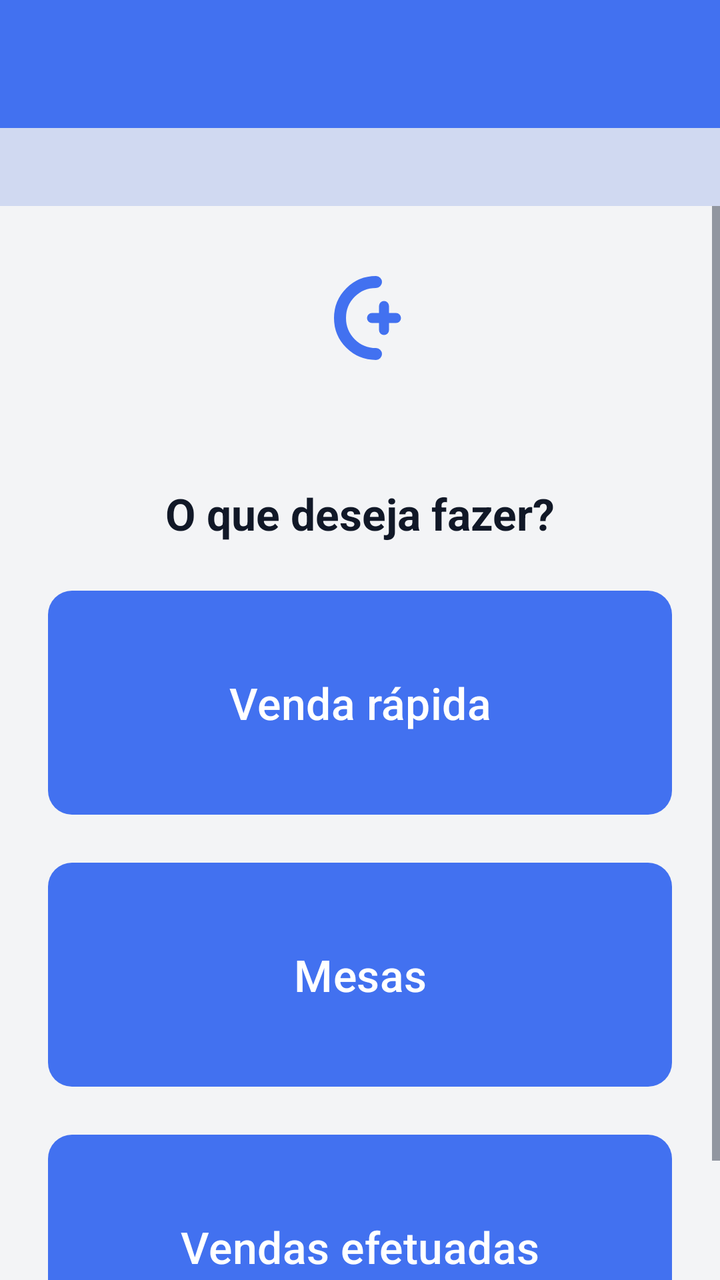
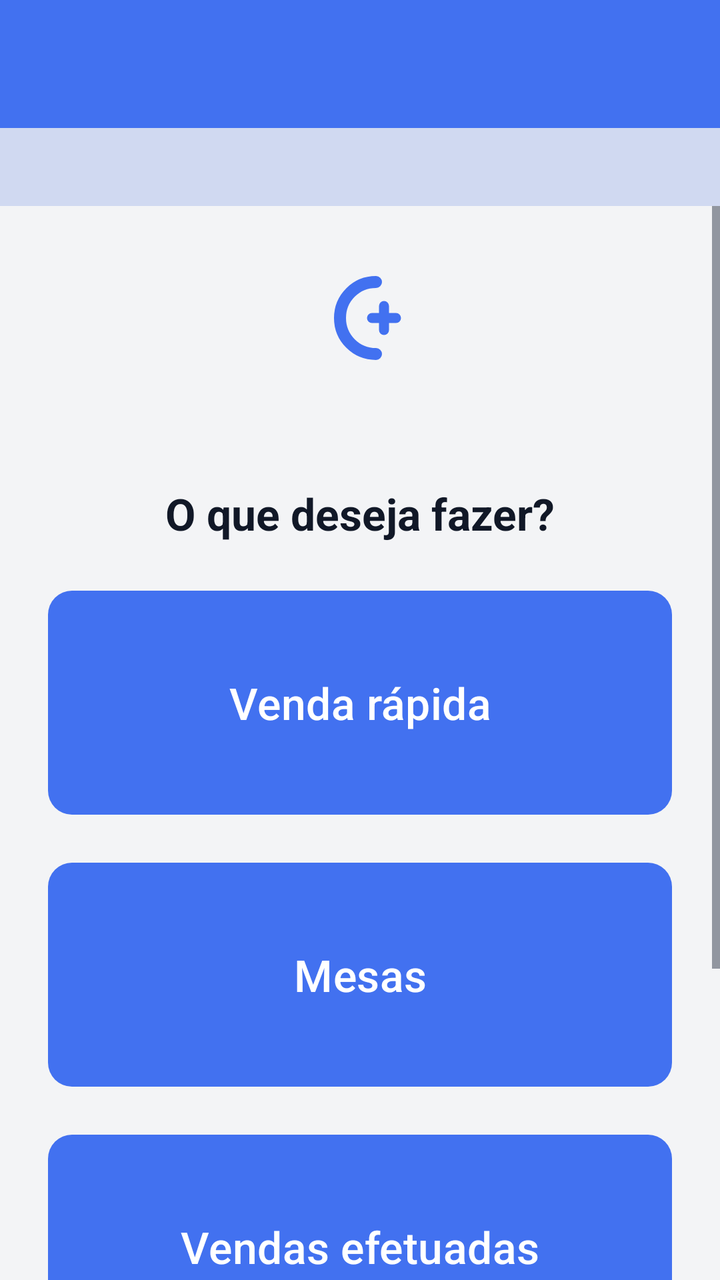

The first picture is an Android layout as it rendered before a commit; the second is the same layout after the commit. The layout source and the unified diff follow.
<!-- AndroidManifest.xml: application theme Theme.POSmaisgestao -->
<!-- res/layout/activity_home.xml -->
<?xml version="1.0" encoding="utf-8"?>
<LinearLayout xmlns:android="http://schemas.android.com/apk/res/android"
    xmlns:app="http://schemas.android.com/apk/res-auto"
    android:layout_width="match_parent"
    android:layout_height="match_parent"
    android:background="@color/surface"
    android:orientation="vertical">

    <com.google.android.material.appbar.MaterialToolbar
        android:id="@+id/toolbarHome"
        android:layout_width="match_parent"
        android:layout_height="?attr/actionBarSize"
        android:background="@color/primary"
        android:theme="@style/ThemeOverlay.Material3.Dark.ActionBar"
        app:titleTextColor="@color/white" />

    <TextView
        android:id="@+id/txtStatusCaixa"
        android:layout_width="match_parent"
        android:layout_height="wrap_content"
        android:background="@color/accent"
        android:gravity="center"
        android:padding="10dp"
        android:textColor="@color/foreground"
        android:textStyle="bold" />

    <TextView
        android:id="@+id/txtSyncPendente"
        android:layout_width="match_parent"
        android:layout_height="wrap_content"
        android:gravity="center"
        android:padding="6dp"
        android:textColor="@color/muted_foreground"
        android:visibility="gone" />

    <ScrollView
        android:layout_width="match_parent"
        android:layout_height="0dp"
        android:layout_weight="1"
        android:fillViewport="true">

        <LinearLayout
            android:layout_width="match_parent"
            android:layout_height="wrap_content"
            android:gravity="center"
            android:orientation="vertical"
            android:padding="24dp">

            <ImageView
                android:layout_width="64dp"
                android:layout_height="64dp"
                android:contentDescription="@string/brand_name"
                android:src="@drawable/ic_c_plus_brand" />

            <TextView
                android:id="@+id/txtEmpresaHome"
                android:layout_width="match_parent"
                android:layout_height="wrap_content"
                android:layout_marginTop="8dp"
                android:gravity="center"
                android:textColor="@color/muted_foreground"
                android:textSize="14sp" />

            <TextView
                android:layout_width="match_parent"
                android:layout_height="wrap_content"
                android:layout_marginTop="24dp"
                android:layout_marginBottom="20dp"
                android:gravity="center"
                android:text="@string/home_titulo"
                android:textColor="@color/foreground"
                android:textSize="22sp"
                android:textStyle="bold" />

            <com.google.android.material.button.MaterialButton
                android:id="@+id/btnVendaRapida"
                style="@style/PosHubButton"
                android:layout_width="match_parent"
                android:layout_height="wrap_content"
                android:layout_marginBottom="16dp"
                android:text="@string/venda_rapida" />

            <com.google.android.material.button.MaterialButton
                android:id="@+id/btnMesas"
                style="@style/PosHubButton"
                android:layout_width="match_parent"
                android:layout_height="wrap_content"
                android:layout_marginBottom="16dp"
                android:text="@string/mesas" />

            <com.google.android.material.button.MaterialButton
                android:id="@+id/btnVendas"
                style="@style/PosHubButton"
                android:layout_width="match_parent"
                android:layout_height="wrap_content"
                android:text="@string/vendas_efetuadas" />
        </LinearLayout>
    </ScrollView>
</LinearLayout>
<!-- resources referenced by this layout -->
<resources>
  <color name="accent">#D0D9F1</color>
  <color name="foreground">#111827</color>
  <color name="muted_foreground">#374151</color>
  <color name="primary">#4271F0</color>
  <color name="surface">#F3F4F6</color>
  <color name="white">#FFFFFFFF</color>
  <!-- drawable ic_c_plus_brand (drawable) -->
  <?xml version="1.0" encoding="utf-8"?>
  <vector xmlns:android="http://schemas.android.com/apk/res/android"
      android:width="64dp"
      android:height="64dp"
      android:viewportWidth="64"
      android:viewportHeight="64">
      <path
          android:pathData="M40,14 C30,14 22,22 22,32 C22,42 30,50 40,50"
          android:strokeWidth="6"
          android:strokeColor="#4271F0"
          android:strokeLineCap="round"
          android:fillColor="#00000000" />
      <path
          android:pathData="M44,26 L44,38"
          android:strokeWidth="5"
          android:strokeColor="#4271F0"
          android:strokeLineCap="round"
          android:fillColor="#00000000" />
      <path
          android:pathData="M38,32 L50,32"
          android:strokeWidth="5"
          android:strokeColor="#4271F0"
          android:strokeLineCap="round"
          android:fillColor="#00000000" />
  </vector>
  <string name="brand_name">Mais Gestão</string>
  <string name="home_titulo">O que deseja fazer?</string>
  <string name="mesas">Mesas</string>
  <string name="venda_rapida">Venda rápida</string>
  <string name="vendas_efetuadas">Vendas efetuadas</string>
  <style name="PosHubButton" parent="Widget.Material3.Button">
          <item name="android:minHeight">120dp</item>
          <item name="android:textSize">22sp</item>
          <item name="android:textAllCaps">false</item>
          <item name="cornerRadius">12dp</item>
          <item name="backgroundTint">@color/primary</item>
          <item name="android:textColor">@color/primary_foreground</item>
      </style>
  <style name="Theme.POSmaisgestao" parent="Base.Theme.POSmaisgestao" />
  <color name="primary_foreground">#FFFFFF</color>
  <style name="Base.Theme.POSmaisgestao" parent="Theme.Material3.DayNight.NoActionBar">
          <item name="colorPrimary">@color/primary</item>
          <item name="colorPrimaryDark">@color/primary_dark</item>
          <item name="colorSecondary">@color/accent</item>
          <item name="colorOnPrimary">@color/primary_foreground</item>
          <item name="colorOnSurface">@color/foreground</item>
          <item name="colorOnBackground">@color/foreground</item>
          <item name="android:statusBarColor">@color/primary_dark</item>
          <item name="android:windowBackground">@color/surface</item>
          <item name="android:colorBackground">@color/background</item>
          <item name="android:textColorPrimary">@color/foreground</item>
          <item name="android:textColorSecondary">@color/muted_foreground</item>
          <item name="android:textColor">@color/foreground</item>
          <item name="android:textColorHint">@color/muted_foreground</item>
      </style>
  <color name="primary_dark">#0B42DA</color>
  <color name="background">#FFFFFF</color>
</resources>

<!-- the commit's change to res/layout/activity_home.xml (unified diff, before → after) -->
@@ -93,7 +93,25 @@
                 style="@style/PosHubButton"
                 android:layout_width="match_parent"
                 android:layout_height="wrap_content"
+                android:layout_marginBottom="16dp"
                 android:text="@string/vendas_efetuadas" />
+
+            <com.google.android.material.button.MaterialButton
+                android:id="@+id/btnProdutos"
+                style="@style/PosHubButton"
+                android:layout_width="match_parent"
+                android:layout_height="wrap_content"
+                android:layout_marginBottom="16dp"
+                android:text="@string/produtos" />
+
+            <com.google.android.material.button.MaterialButton
+                android:id="@+id/btnFecharCaixaHome"
+                style="@style/PosHubButton"
+                android:layout_width="match_parent"
+                android:layout_height="wrap_content"
+                android:backgroundTint="@color/danger"
+                android:text="@string/fechar_caixa"
+                android:visibility="gone" />
         </LinearLayout>
     </ScrollView>
 </LinearLayout>
<!-- resource entries referenced after the edit -->
@@ -1,6 +1,7 @@
 <!-- resources referenced by this layout -->
 <resources>
   <color name="accent">#D0D9F1</color>
+  <color name="danger">#E5010C</color>
   <color name="foreground">#111827</color>
   <color name="muted_foreground">#374151</color>
   <color name="primary">#4271F0</color>
@@ -33,8 +34,10 @@
           android:fillColor="#00000000" />
   </vector>
   <string name="brand_name">Mais Gestão</string>
+  <string name="fechar_caixa">Fechar caixa</string>
   <string name="home_titulo">O que deseja fazer?</string>
   <string name="mesas">Mesas</string>
+  <string name="produtos">Produtos</string>
   <string name="venda_rapida">Venda rápida</string>
   <string name="vendas_efetuadas">Vendas efetuadas</string>
   <style name="PosHubButton" parent="Widget.Material3.Button">
@@ -55,6 +58,8 @@
           <item name="colorOnSurface">@color/foreground</item>
           <item name="colorOnBackground">@color/foreground</item>
           <item name="android:statusBarColor">@color/primary_dark</item>
+          <item name="android:navigationBarColor">@color/surface</item>
+          <item name="android:windowOptOutEdgeToEdgeEnforcement">true</item>
           <item name="android:windowBackground">@color/surface</item>
           <item name="android:colorBackground">@color/background</item>
           <item name="android:textColorPrimary">@color/foreground</item>
